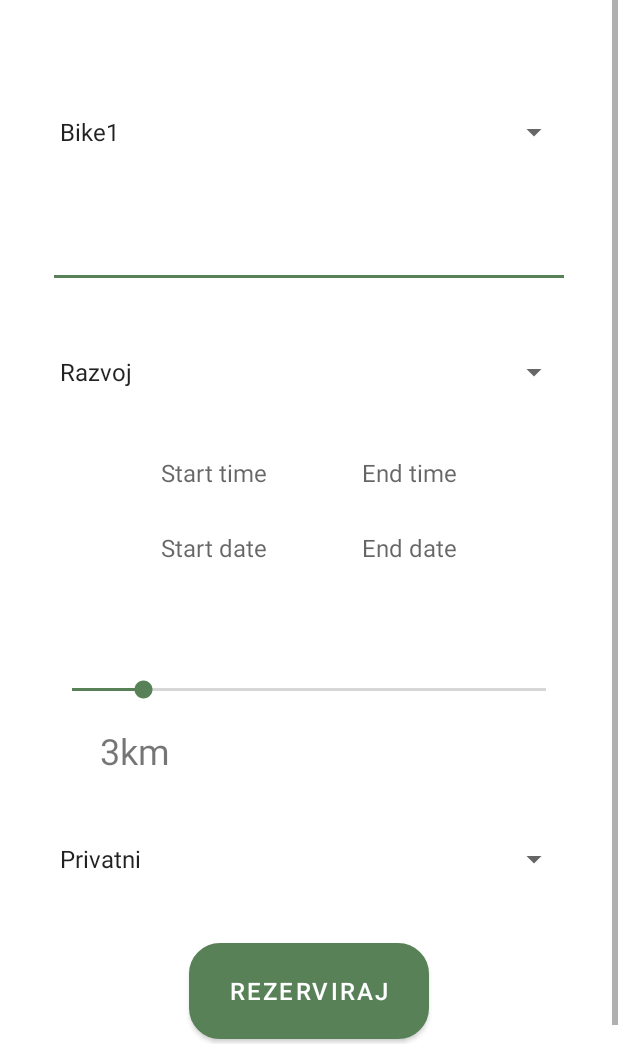
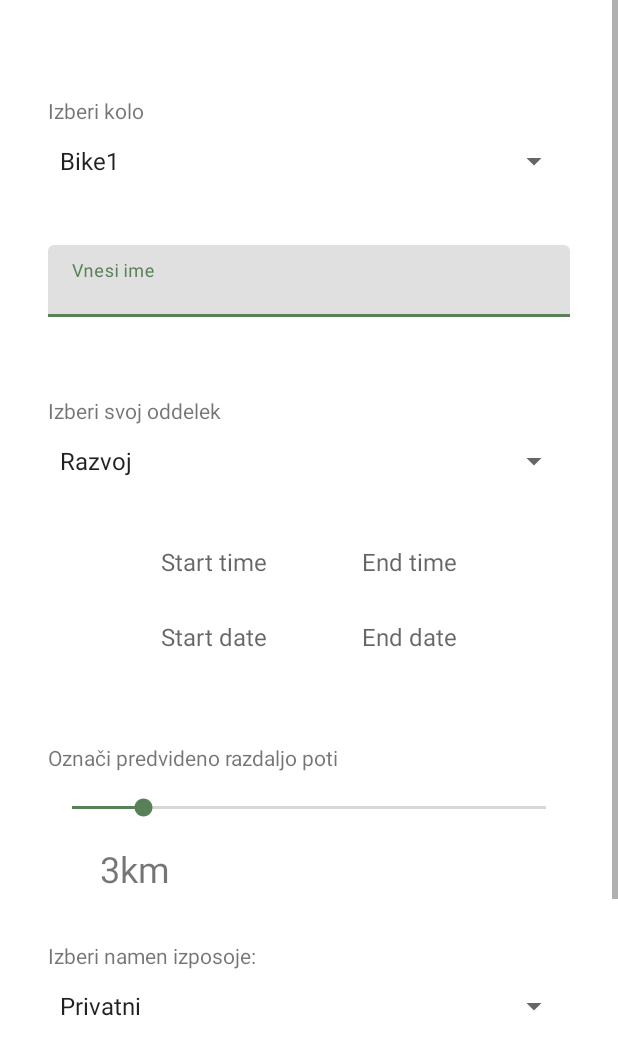
Before and after one commit to NejcZavrsan/BikeReservationsApp, an Android app: the AddRideActivity screen opened directly, with no data from a screen before it, on a phone screen of 412 x 824 dp, the part 192-1236 px from its top. Run offline under Robolectric (Android 15) with nearby library versions, the phone set to English and light mode, and no system bars; libraries missing offline, so code that uses them is left out: com.j256.ormlite; 3 statements that could not run were skipped.

Commit message:
Added first page icons, added nameText error

```diff
--- a/app/src/main/java/com/example/mesibajk/AddRideActivity.kt
+++ b/app/src/main/java/com/example/mesibajk/AddRideActivity.kt
@@ -5,7 +5,9 @@ import android.util.Log
 import android.view.View
 import android.widget.*
 import androidx.appcompat.app.AppCompatActivity
+import com.google.android.material.textfield.TextInputLayout
 import com.j256.ormlite.android.apptools.OpenHelperManager
+import com.j256.ormlite.dao.RuntimeExceptionDao
 import java.text.SimpleDateFormat
 import java.util.*
 
@@ -27,17 +29,21 @@ class AddRideActivity : AppCompatActivity(), AdapterView.OnItemSelectedListener
     lateinit var inputDepartment: String
     lateinit var inputPurpose: String
     var inputBike: String = ""
+    lateinit var bikeDao: RuntimeExceptionDao<Bike, Int>
+    lateinit var rideDao: RuntimeExceptionDao<Ride, Int>
 
     override fun onCreate(savedInstanceState: Bundle?) {
         super.onCreate(savedInstanceState)
         setContentView(R.layout.activity_add_ride)
 
+        // setup database access
         dbHelper = OpenHelperManager.getHelper(this, DatabaseHelper::class.java)
-        val bikeDao = dbHelper.getBikeRuntimeExceptionDao()
-        val rideDao = dbHelper.getRideRuntimeExceptionDao()
+        bikeDao = dbHelper.getBikeRuntimeExceptionDao()!!
+        rideDao = dbHelper.getRideRuntimeExceptionDao()!!
 
         // setup UI
         val inputRiderView = findViewById<EditText>(R.id.edit_text_rider)
+        val inputRiderTil = findViewById<TextInputLayout>(R.id.edit_text_rider_til)
         textDistance = findViewById(R.id.textDistance)
         startTimeView = findViewById<EditText>(R.id.startTime)
         startDateView = findViewById<EditText>(R.id.startDate)
@@ -49,16 +55,29 @@ class AddRideActivity : AppCompatActivity(), AdapterView.OnItemSelectedListener
 
 
         // below code for saving the bike reservation
-        val addRideButton = findViewById<Button>(R.id.add_ride_btn)
-        addRideButton.setOnClickListener {
-            Log.d("test", "All bikes: ${bikeDao?.queryForAll()}")
-            Log.d("test", "Input bike: $inputBike")
+        val addBikeReservationButton = findViewById<Button>(R.id.add_ride_btn)
+        addBikeReservationButton.setOnClickListener {
+            if (inputRiderView.text.toString().isNotBlank()) {
+                addBikeReservation()
+            } else {
+                // Show errors on fields that are not valid
+                inputRiderTil.error = if (inputRiderView.text.isBlank()) {
+                    getString(R.string.required_field)
+                } else null
+
+            }
+        }
+    }
+
+    private fun addBikeReservation() {
+        // get bike id
         val inputBikeList = bikeDao?.queryForEq("name", inputBike)
         var inputBikeId = 0
         if (inputBikeList != null) {
             inputBikeId = inputBikeList[0].id
         }
-// "yyyy-MM-dd HH:mm:ss"
+
+        // get reservation times ("yyyy-MM-dd HH:mm:ss" -> unix)
         val startDateTime =  rideTime["start_YYYY"] +
                 "-" +
                 rideTime["start_MM"] +
@@ -80,14 +99,14 @@ class AddRideActivity : AppCompatActivity(), AdapterView.OnItemSelectedListener
                 rideTime["end_MM"] +
                 ":00"
 
-
         val startUnixTime = dateToUnix(startDateTime)
         val endUnixTime = dateToUnix(endDateTime)
         Log.d("test", "Unix start"+startUnixTime.toString())
         Log.d("test", "Unix end"+endUnixTime.toString())
+
         val newRide = Ride(
             inputBikeId,
-                inputRiderView.text.toString(),
+            "inputRiderView.text.toString()",
             inputDepartment,
             startUnixTime!!,
             endUnixTime!!,
@@ -97,8 +116,11 @@ class AddRideActivity : AppCompatActivity(), AdapterView.OnItemSelectedListener
         rideDao!!.create(newRide)
         val listOfRides = rideDao!!.queryForAll()
         Log.d("test", listOfRides.toString())
+        Toast.makeText(this, "Rezervacija uspešno shranjena", Toast.LENGTH_SHORT).show()
+        onBackPressed()
     }
-    }
+
+
     private fun setupDatePickers() {
         startTimeView.setOnClickListener {
             TimePickerFragment(rideTime, startTimeView, endTimeView).show(supportFragmentManager, "startTimePicker")
--- /dev/null
+++ b/app/src/main/res/drawable/baseline_circle_green.xml
@@ -0,0 +1,5 @@
+<vector android:height="24dp" android:tint="#8CC541"
+    android:viewportHeight="24" android:viewportWidth="24"
+    android:width="24dp" xmlns:android="http://schemas.android.com/apk/res/android">
+    <path android:fillColor="@android:color/white" android:pathData="M12,2C6.47,2 2,6.47 2,12s4.47,10 10,10 10,-4.47 10,-10S17.53,2 12,2z"/>
+</vector>
--- /dev/null
+++ b/app/src/main/res/drawable/baseline_circle_orange.xml
@@ -0,0 +1,5 @@
+<vector android:height="24dp" android:tint="#E76F51"
+    android:viewportHeight="24" android:viewportWidth="24"
+    android:width="24dp" xmlns:android="http://schemas.android.com/apk/res/android">
+    <path android:fillColor="@android:color/white" android:pathData="M12,2C6.47,2 2,6.47 2,12s4.47,10 10,10 10,-4.47 10,-10S17.53,2 12,2z"/>
+</vector>
--- a/app/src/main/res/layout/activity_add_ride.xml
+++ b/app/src/main/res/layout/activity_add_ride.xml
@@ -43,29 +43,63 @@
 
             </LinearLayout>
 
-            <Spinner
-                android:id="@+id/spinner_bike"
+            <LinearLayout
                 android:layout_width="match_parent"
-                android:layout_height="48dp"
+                android:layout_height="wrap_content"
+                android:orientation="vertical"
                 android:layout_marginTop="32dp"
                 android:layout_marginStart="32dp"
-                android:layout_marginEnd="32dp" />
+                android:layout_marginEnd="32dp" >
 
-            <EditText
+                <TextView
+                    android:layout_width="wrap_content"
+                    android:layout_height="wrap_content"
+                    android:text="@string/izberi_kolo"/>
+
+                <Spinner
+                    android:id="@+id/spinner_bike"
+                    android:layout_width="match_parent"
+                    android:layout_height="48dp" />
+
+            </LinearLayout>
+
+            <com.google.android.material.textfield.TextInputLayout
+                android:id="@+id/edit_text_rider_til"
+                android:layout_width="match_parent"
+                android:layout_height="wrap_content"
+                android:layout_marginTop="32dp"
+                android:layout_marginStart="32dp"
+                android:layout_marginEnd="32dp"
+                app:errorEnabled="true">
+
+                <EditText
                 android:id="@+id/edit_text_rider"
                 android:layout_width="match_parent"
                 android:layout_height="48dp"
-                android:layout_marginTop="32dp"
-                android:layout_marginStart="32dp"
-                android:layout_marginEnd="32dp" />
+                android:hint="@string/vnesi_ime"
+                android:autofillHints="name"/>
+
+            </com.google.android.material.textfield.TextInputLayout>
+
+        <LinearLayout
+            android:layout_width="match_parent"
+            android:layout_height="wrap_content"
+            android:orientation="vertical"
+            android:layout_marginTop="32dp"
+            android:layout_marginStart="32dp"
+            android:layout_marginEnd="32dp" >
+
+            <TextView
+                android:layout_width="wrap_content"
+                android:layout_height="wrap_content"
+                android:text="@string/izberi_svoj_oddelek"/>
 
             <Spinner
                 android:id="@+id/spinner_department"
                 android:layout_width="match_parent"
-                android:layout_height="48dp"
-                android:layout_marginTop="32dp"
-                android:layout_marginStart="32dp"
-                android:layout_marginEnd="32dp" />
+                android:layout_height="48dp" />
+
+        </LinearLayout>
 
             <LinearLayout
                 android:id="@+id/linearLayout9"
@@ -130,16 +164,29 @@
 
             </LinearLayout>
 
+        <LinearLayout
+            android:layout_width="match_parent"
+            android:layout_height="wrap_content"
+            android:orientation="vertical"
+            android:layout_marginTop="32dp"
+            android:layout_marginStart="32dp"
+            android:layout_marginEnd="32dp" >
+
+            <TextView
+                android:layout_width="wrap_content"
+                android:layout_height="wrap_content"
+                android:text="@string/oznaci_razdaljo"/>
+
             <SeekBar
                 android:id="@+id/seekBarDistance"
                 android:layout_width="match_parent"
                 android:layout_height="48dp"
-                android:layout_marginTop="32dp"
-                android:layout_marginHorizontal="32dp"
                 android:max="20"
                 android:progress="3"
                 app:layout_constraintEnd_toEndOf="parent"
                 app:layout_constraintStart_toStartOf="parent" />
+
+        </LinearLayout>
 
             <LinearLayout
                 android:layout_width="match_parent"
@@ -167,16 +214,27 @@
 
             </LinearLayout>
 
+        <LinearLayout
+            android:layout_width="match_parent"
+            android:layout_height="wrap_content"
+            android:orientation="vertical"
+            android:layout_marginTop="32dp"
+            android:layout_marginStart="32dp"
+            android:layout_marginEnd="32dp" >
+
+            <TextView
+                android:layout_width="wrap_content"
+                android:layout_height="wrap_content"
+                android:text="@string/izberi_namen_izposoje"/>
+
             <Spinner
                 android:id="@+id/spinner_purpose"
                 android:layout_width="match_parent"
                 android:layout_height="48dp"
-                android:layout_marginTop="32dp"
-                android:layout_marginStart="32dp"
-                android:layout_marginEnd="32dp"
-                android:autofillHints="name"
                 app:layout_constraintEnd_toEndOf="parent"
                 app:layout_constraintStart_toStartOf="parent" />
+
+        </LinearLayout>
 
             <Button
                 android:id="@+id/add_ride_btn"
--- a/app/src/main/res/values/strings.xml
+++ b/app/src/main/res/values/strings.xml
@@ -1,5 +1,6 @@
 <resources>
     <string name="app_name">MesiBajk</string>
+    <string name="required_field">Polje je obvezno!</string>
 
     <string-array name="bikes_array">
         <item>Bike1</item>
@@ -31,4 +32,10 @@
     <string name="rezervacija_kolesa">- Rezervacija kolesa</string>
     <string name="start_date">Start date</string>
     <string name="end_date">End date</string>
+    <string name="izberi_kolo">Izberi kolo</string>
+    <string name="izberi_svoj_oddelek">Izberi svoj oddelek</string>
+    <string name="izberi_namen_izposoje">Izberi namen izposoje:</string>
+    <string name="oznaci_razdaljo">Označi predvideno razdaljo poti</string>
+    <string name="frej">FREJ</string>
+    <string name="vnesi_ime">Vnesi ime</string>
 </resources>
```
Also changed, not shown: app/src/main/java/com/example/mesibajk/FormatUtils.kt (deleted, +0 -14 lines), app/src/main/java/com/example/mesibajk/MainActivity.kt (+7 -7 lines), app/src/main/res/layout/activity_main.xml (+28 -21 lines). Lines whose indentation alone changed are shown as unchanged.
